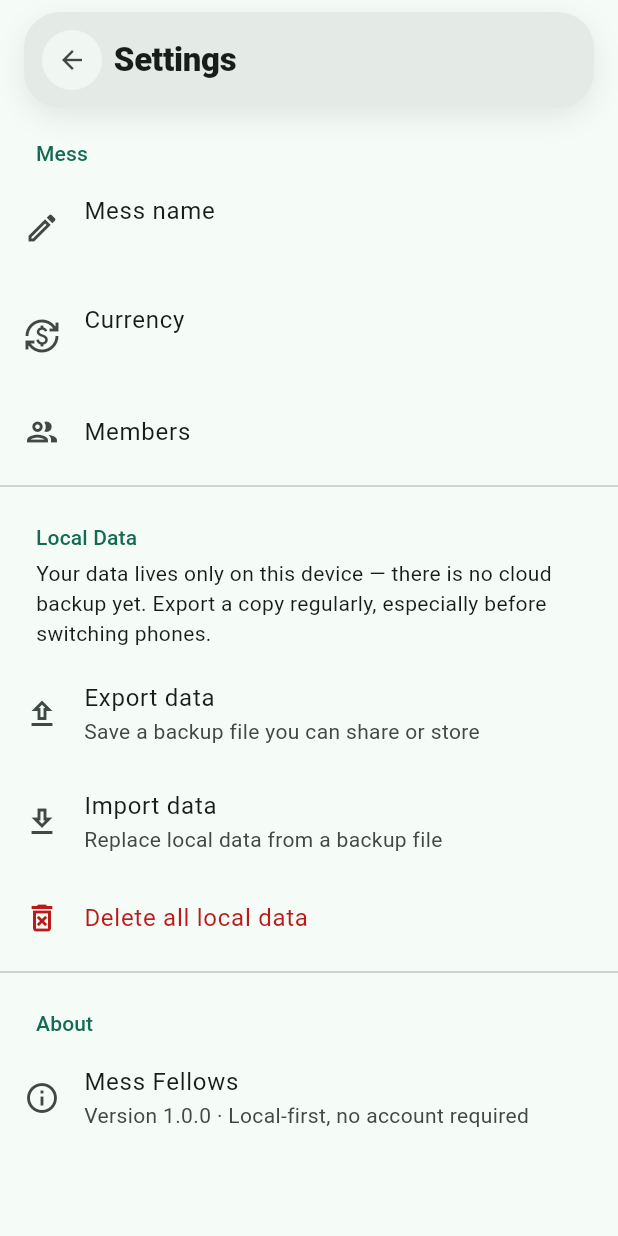
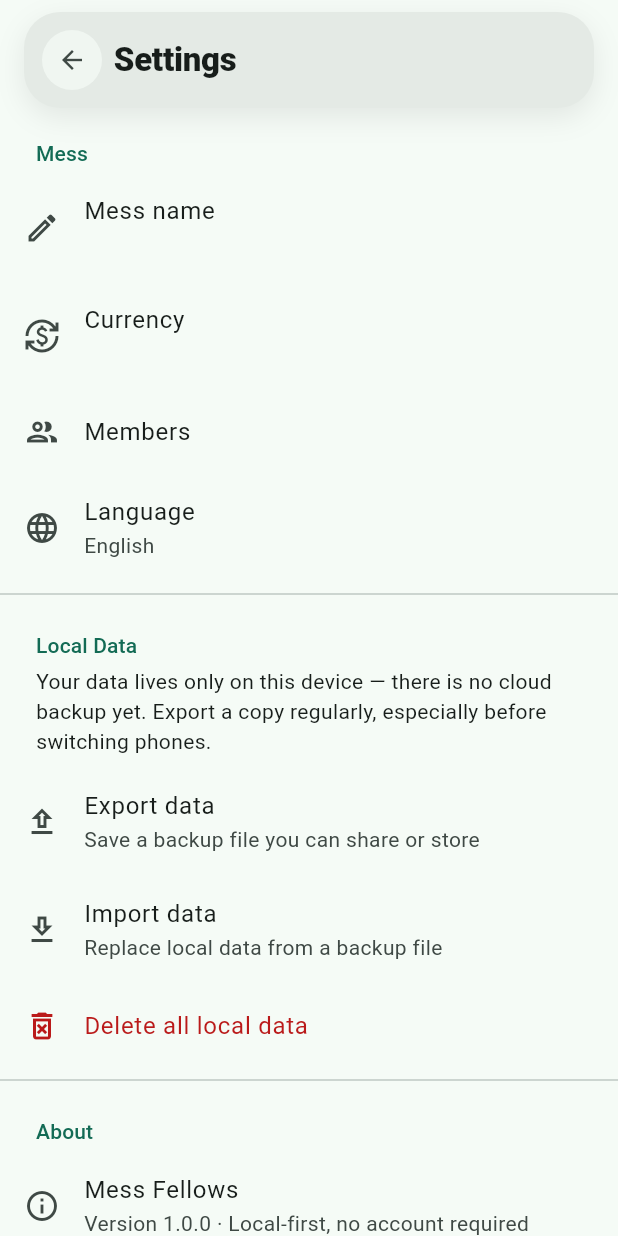
Before and after one commit to pulok1/messfellows, a Flutter app: the SettingsScreen screen opened directly with empty values, after a tap on "Import data", on a phone screen of 412 x 824 dp. Run offline on Flutter 3.47's test engine with Material 3 defaults, Android fonts, the phone set to English and light mode, and no system bars; our stand-ins replace drift, drift_flutter, file_picker, flutter_riverpod, share_plus, shared_preferences; accounts and stored records are empty; generated files the repository leaves out were written again.

Commit message:
feat(settings): add Bangla/English language switcher
LocaleNotifier persists the choice via shared_preferences and main()
reads it before runApp so there's no flash of the wrong language on
cold start. localized_date.dart replaces the handful of per-screen
hardcoded month/weekday name arrays with locale-aware intl DateFormat
calls, so switching to Bangla also translates dates, not just labels.
Settings gets a Language row wired to both.

```diff
--- a/lib/features/settings/settings_screen.dart
+++ b/lib/features/settings/settings_screen.dart
@@ -9,8 +9,10 @@ import 'package:share_plus/share_plus.dart';
 import '../../core/constants/app_constants.dart';
 import '../../core/errors/app_exception.dart';
 import '../../core/theme/app_spacing.dart';
+import '../../l10n/gen/app_localizations.dart';
 import '../../models/mess.dart';
 import '../../providers/backup_provider.dart';
+import '../../providers/locale_provider.dart';
 import '../../providers/repository_providers.dart';
 import '../members/members_screen.dart';
 import '../shared/widgets/confirm_dialog.dart';
@@ -32,20 +34,21 @@ class _SettingsScreenState extends ConsumerState<SettingsScreen> {
   bool _isBusy = false;
 
   Future<void> _renameMess() async {
+    final l10n = AppLocalizations.of(context);
     final controller = TextEditingController(text: widget.mess.name);
     final newName = await showDialog<String>(
       context: context,
       builder: (context) => AlertDialog(
-        title: const Text('Mess name'),
+        title: Text(l10n.messNameLabel),
         content: TextField(controller: controller, autofocus: true),
         actions: [
           TextButton(
             onPressed: () => Navigator.of(context).pop(),
-            child: const Text('Cancel'),
+            child: Text(l10n.cancel),
           ),
           FilledButton(
             onPressed: () => Navigator.of(context).pop(controller.text.trim()),
-            child: const Text('Save'),
+            child: Text(l10n.save),
           ),
         ],
       ),
@@ -56,6 +59,38 @@ class _SettingsScreenState extends ConsumerState<SettingsScreen> {
     await ref
         .read(messRepositoryProvider)
         .updateMess(widget.mess.copyWith(name: newName));
+  }
+
+  Future<void> _pickLanguage() async {
+    final l10n = AppLocalizations.of(context);
+    final current = ref.read(localeProvider);
+    final picked = await showDialog<Locale>(
+      context: context,
+      builder: (context) => SimpleDialog(
+        title: Text(l10n.languageLabel),
+        children: [
+          RadioGroup<Locale>(
+            groupValue: current,
+            onChanged: (value) => Navigator.of(context).pop(value),
+            child: Column(
+              children: [
+                RadioListTile<Locale>(
+                  title: Text(l10n.languageEnglish),
+                  value: const Locale('en'),
+                ),
+                RadioListTile<Locale>(
+                  title: Text(l10n.languageBangla),
+                  value: const Locale('bn'),
+                ),
+              ],
+            ),
+          ),
+        ],
+      ),
+    );
+    if (picked != null && picked != current) {
+      await ref.read(localeProvider.notifier).setLocale(picked);
+    }
   }
 
   Future<void> _exportData() async {
@@ -76,13 +111,14 @@ class _SettingsScreenState extends ConsumerState<SettingsScreen> {
         ShareParams(files: [XFile(file.path)], subject: 'Mess Fellows backup'),
       );
     } catch (_) {
-      _showError("Couldn't export your data. Please try again.");
+      if (mounted) _showError(AppLocalizations.of(context).couldntExportData);
     } finally {
       if (mounted) setState(() => _isBusy = false);
     }
   }
 
   Future<void> _importData() async {
+    final l10n = AppLocalizations.of(context);
     final files = await FilePicker.pickFiles(
       type: FileType.custom,
       allowedExtensions: ['json'],
@@ -92,11 +128,9 @@ class _SettingsScreenState extends ConsumerState<SettingsScreen> {
 
     final confirmed = await confirmDestructiveAction(
       context,
-      title: 'Replace all local data?',
-      message:
-          'Importing this backup will permanently replace every mess, member, meal, bazar, '
-          'payment and settlement currently on this device. This cannot be undone.',
-      confirmLabel: 'Replace Data',
+      title: l10n.replaceAllDataConfirmTitle,
+      message: l10n.replaceAllDataConfirmMessage,
+      confirmLabel: l10n.replaceDataButton,
     );
     if (!confirmed) return;
 
@@ -107,26 +141,34 @@ class _SettingsScreenState extends ConsumerState<SettingsScreen> {
       await ref.read(backupServiceProvider).importFromJson(json);
       if (mounted) {
         ScaffoldMessenger.of(context).showSnackBar(
-          const SnackBar(content: Text('Backup imported successfully.')),
+          SnackBar(content: Text(l10n.backupImportedSnackbar)),
         );
       }
     } on ImportException catch (e) {
-      _showError(e.message);
+      _showError(_importErrorMessage(l10n, e.reason));
     } catch (_) {
-      _showError("Couldn't import this backup. Please try again.");
+      _showError(l10n.couldntImportBackup);
     } finally {
       if (mounted) setState(() => _isBusy = false);
     }
   }
 
+  String _importErrorMessage(AppLocalizations l10n, ImportFailureReason reason) {
+    return switch (reason) {
+      ImportFailureReason.malformed => l10n.invalidBackupFile,
+      ImportFailureReason.unsupportedVersion => l10n.backupTooNew,
+      ImportFailureReason.missingMessData => l10n.backupMissingMessData,
+      ImportFailureReason.unreadable => l10n.backupUnreadable,
+    };
+  }
+
   Future<void> _deleteAllData() async {
+    final l10n = AppLocalizations.of(context);
     final confirmed = await confirmDestructiveAction(
       context,
-      title: 'Delete all local data?',
-      message:
-          'This permanently deletes your mess, members, meals, bazar, payments and settlements '
-          'from this device. Export a backup first if you want to keep a copy.',
-      confirmLabel: 'Delete Everything',
+      title: l10n.deleteAllDataConfirmTitle,
+      message: l10n.deleteAllDataConfirmMessage,
+      confirmLabel: l10n.deleteEverythingButton,
     );
     if (!confirmed) return;
 
@@ -137,7 +179,7 @@ class _SettingsScreenState extends ConsumerState<SettingsScreen> {
       // onboarding automatically once the mess row is gone.
       if (mounted) Navigator.of(context).popUntil((route) => route.isFirst);
     } catch (_) {
-      _showError("Couldn't delete your data. Please try again.");
+      _showError(l10n.couldntDeleteData);
     } finally {
       if (mounted) setState(() => _isBusy = false);
     }
@@ -151,64 +193,68 @@ class _SettingsScreenState extends ConsumerState<SettingsScreen> {
 
   @override
   Widget build(BuildContext context) {
+    final l10n = AppLocalizations.of(context);
     return Scaffold(
       body: SafeArea(
         child: Column(
           children: [
-            const PageHeaderCard(title: 'Settings'),
+            PageHeaderCard(title: l10n.settingsTitle),
             Expanded(
               child: AbsorbPointer(
                 absorbing: _isBusy,
                 child: ListView(
                   children: [
                     if (_isBusy) const LinearProgressIndicator(),
-                    _SectionHeader('Mess'),
+                    _SectionHeader(l10n.messSectionHeader),
                     ListTile(
                       leading: const Icon(Icons.edit_outlined),
-                      title: const Text('Mess name'),
+                      title: Text(l10n.messNameLabel),
                       subtitle: Text(widget.mess.name),
                       onTap: _renameMess,
                     ),
                     ListTile(
                       leading: const Icon(Icons.currency_exchange),
-                      title: const Text('Currency'),
+                      title: Text(l10n.currencyListTile),
                       subtitle: Text(
                         '${widget.mess.currencySymbol} ${widget.mess.currencyCode}',
                       ),
                     ),
                     ListTile(
                       leading: const Icon(Icons.group_outlined),
-                      title: const Text('Members'),
+                      title: Text(l10n.membersLabel),
                       onTap: () => Navigator.of(context).push(
                         MaterialPageRoute(
                           builder: (_) => MembersScreen(messId: widget.mess.id),
                         ),
                       ),
                     ),
+                    ListTile(
+                      leading: const Icon(Icons.language_outlined),
+                      title: Text(l10n.languageLabel),
+                      subtitle: Text(
+                        ref.watch(localeProvider).languageCode == 'bn'
+                            ? l10n.languageBangla
+                            : l10n.languageEnglish,
+                      ),
+                      onTap: _pickLanguage,
+                    ),
                     const Divider(),
-                    _SectionHeader('Local Data'),
-                    const Padding(
-                      padding: EdgeInsets.symmetric(horizontal: AppSpacing.lg),
-                      child: Text(
-                        'Your data lives only on this device — there is no cloud backup yet. '
-                        'Export a copy regularly, especially before switching phones.',
-                      ),
+                    _SectionHeader(l10n.localDataSectionHeader),
+                    Padding(
+                      padding: const EdgeInsets.symmetric(horizontal: AppSpacing.lg),
+                      child: Text(l10n.localDataExplain),
                     ),
                     const SizedBox(height: AppSpacing.sm),
                     ListTile(
                       leading: const Icon(Icons.upload_outlined),
-                      title: const Text('Export data'),
-                      subtitle: const Text(
-                        'Save a backup file you can share or store',
-                      ),
+                      title: Text(l10n.exportDataTitle),
+                      subtitle: Text(l10n.exportDataSubtitle),
                       onTap: _exportData,
                     ),
                     ListTile(
                       leading: const Icon(Icons.download_outlined),
-                      title: const Text('Import data'),
-                      subtitle: const Text(
-                        'Replace local data from a backup file',
-                      ),
+                      title: Text(l10n.importDataTitle),
+                      subtitle: Text(l10n.importDataSubtitle),
                       onTap: _importData,
                     ),
                     ListTile(
@@ -217,7 +263,7 @@ class _SettingsScreenState extends ConsumerState<SettingsScreen> {
                         color: Theme.of(context).colorScheme.error,
                       ),
                       title: Text(
-                        'Delete all local data',
+                        l10n.deleteAllDataTitle,
                         style: TextStyle(
                           color: Theme.of(context).colorScheme.error,
                         ),
@@ -225,13 +271,11 @@ class _SettingsScreenState extends ConsumerState<SettingsScreen> {
                       onTap: _deleteAllData,
                     ),
                     const Divider(),
-                    _SectionHeader('About'),
-                    const ListTile(
-                      leading: Icon(Icons.info_outline),
-                      title: Text(AppConstants.appName),
-                      subtitle: Text(
-                        'Version 1.0.0 · Local-first, no account required',
-                      ),
+                    _SectionHeader(l10n.aboutSectionHeader),
+                    ListTile(
+                      leading: const Icon(Icons.info_outline),
+                      title: const Text(AppConstants.appName),
+                      subtitle: Text(l10n.aboutVersionSubtitle),
                     ),
                   ],
                 ),
```
Also changed, not shown: lib/core/utils/localized_date.dart (added, +29 -0 lines), lib/main.dart (+26 -4 lines), lib/providers/locale_provider.dart (added, +38 -0 lines).
